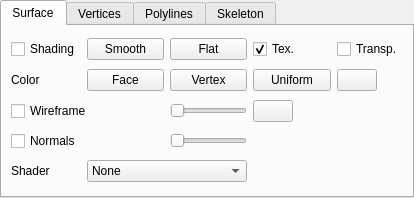
stefanonuvoli/nuvolib, file nvl/viewer/widgets/model_drawer_widget.ui: the form before one commit.
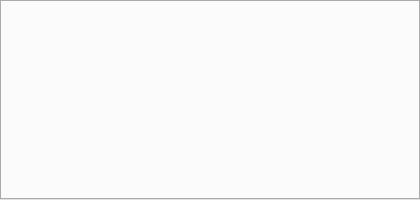
The form after the commit. Custom widgets are drawn as their Qt base class.

Commit message: Meshes substantially changed with optional components, new drawers, various fixes, some samples

Diff of the .ui file:
```diff
--- a/nvl/viewer/widgets/model_drawer_widget.ui
+++ b/nvl/viewer/widgets/model_drawer_widget.ui
@@ -6,8 +6,8 @@
    <rect>
     <x>0</x>
     <y>0</y>
-    <width>414</width>
-    <height>198</height>
+    <width>420</width>
+    <height>200</height>
    </rect>
   </property>
   <property name="sizePolicy">
@@ -22,358 +22,7 @@
   <property name="currentIndex">
    <number>0</number>
   </property>
-  <widget class="QWidget" name="faceTab">
-   <attribute name="title">
-    <string>Surface</string>
-   </attribute>
-   <layout class="QGridLayout" name="gridLayout_2">
-    <item row="3" column="4">
-     <widget class="nvl::ColorPickerButton" name="faceColorUniformColorButton">
-      <property name="sizePolicy">
-       <sizepolicy hsizetype="Fixed" vsizetype="Fixed">
-        <horstretch>0</horstretch>
-        <verstretch>0</verstretch>
-       </sizepolicy>
-      </property>
-      <property name="text">
-       <string/>
-      </property>
-      <property name="checkable">
-       <bool>false</bool>
-      </property>
-     </widget>
-    </item>
-    <item row="0" column="0">
-     <widget class="QCheckBox" name="faceVisibleCheckBox">
-      <property name="text">
-       <string>Shading</string>
-      </property>
-     </widget>
-    </item>
-    <item row="0" column="2">
-     <widget class="QPushButton" name="faceShadingFlatButton">
-      <property name="text">
-       <string>Flat</string>
-      </property>
-      <property name="checkable">
-       <bool>true</bool>
-      </property>
-     </widget>
-    </item>
-    <item row="3" column="3">
-     <widget class="QPushButton" name="faceColorUniformButton">
-      <property name="text">
-       <string>Uniform</string>
-      </property>
-      <property name="checkable">
-       <bool>true</bool>
-      </property>
-     </widget>
-    </item>
-    <item row="3" column="2">
-     <widget class="QPushButton" name="faceColorVertexButton">
-      <property name="text">
-       <string>Vertex</string>
-      </property>
-      <property name="checkable">
-       <bool>true</bool>
-      </property>
-     </widget>
-    </item>
-    <item row="5" column="3">
-     <widget class="nvl::ColorPickerButton" name="faceWireframeColorButton">
-      <property name="sizePolicy">
-       <sizepolicy hsizetype="Fixed" vsizetype="Fixed">
-        <horstretch>0</horstretch>
-        <verstretch>0</verstretch>
-       </sizepolicy>
-      </property>
-      <property name="text">
-       <string/>
-      </property>
-      <property name="checkable">
-       <bool>false</bool>
-      </property>
-     </widget>
-    </item>
-    <item row="3" column="1">
-     <widget class="QPushButton" name="faceColorFaceButton">
-      <property name="text">
-       <string>Face</string>
-      </property>
-      <property name="checkable">
-       <bool>true</bool>
-      </property>
-     </widget>
-    </item>
-    <item row="7" column="0" colspan="2">
-     <widget class="QCheckBox" name="faceNormalsCheckBox">
-      <property name="text">
-       <string>Normals</string>
-      </property>
-     </widget>
-    </item>
-    <item row="3" column="0">
-     <widget class="QLabel" name="faceColorLabel">
-      <property name="text">
-       <string>Color</string>
-      </property>
-     </widget>
-    </item>
-    <item row="8" column="1" colspan="2">
-     <widget class="QComboBox" name="faceShaderComboBox">
-      <item>
-       <property name="text">
-        <string>None</string>
-       </property>
-      </item>
-      <item>
-       <property name="text">
-        <string>Ramp</string>
-       </property>
-      </item>
-      <item>
-       <property name="text">
-        <string>Contour</string>
-       </property>
-      </item>
-     </widget>
-    </item>
-    <item row="5" column="2">
-     <widget class="QSlider" name="faceWireframeSlider">
-      <property name="minimum">
-       <number>1</number>
-      </property>
-      <property name="maximum">
-       <number>10</number>
-      </property>
-      <property name="orientation">
-       <enum>Qt::Horizontal</enum>
-      </property>
-     </widget>
-    </item>
-    <item row="8" column="0">
-     <widget class="QLabel" name="faceShaderLabel">
-      <property name="text">
-       <string>Shader</string>
-      </property>
-     </widget>
-    </item>
-    <item row="7" column="2">
-     <widget class="QSlider" name="faceNormalsSlider">
-      <property name="minimum">
-       <number>1</number>
-      </property>
-      <property name="maximum">
-       <number>20</number>
-      </property>
-      <property name="orientation">
-       <enum>Qt::Horizontal</enum>
-      </property>
-     </widget>
-    </item>
-    <item row="0" column="1">
-     <widget class="QPushButton" name="faceShadingSmoothButton">
-      <property name="text">
-       <string>Smooth</string>
-      </property>
-      <property name="checkable">
-       <bool>true</bool>
-      </property>
-      <property name="checked">
-       <bool>false</bool>
-      </property>
-      <property name="autoDefault">
-       <bool>false</bool>
-      </property>
-      <property name="default">
-       <bool>false</bool>
-      </property>
-      <property name="flat">
-       <bool>false</bool>
-      </property>
-     </widget>
-    </item>
-    <item row="5" column="0" colspan="2">
-     <widget class="QCheckBox" name="faceWireframeCheckBox">
-      <property name="text">
-       <string>Wireframe</string>
-      </property>
-     </widget>
-    </item>
-    <item row="0" column="3">
-     <widget class="QCheckBox" name="faceTextureVisibleCheckBox">
-      <property name="text">
-       <string>Tex.</string>
-      </property>
-      <property name="checked">
-       <bool>true</bool>
-      </property>
-     </widget>
-    </item>
-    <item row="0" column="4">
-     <widget class="QCheckBox" name="faceTransparencyCheckBox">
-      <property name="text">
-       <string>Transp.</string>
-      </property>
-     </widget>
-    </item>
-   </layout>
-  </widget>
-  <widget class="QWidget" name="vertexTab">
-   <attribute name="title">
-    <string>Vertices</string>
-   </attribute>
-  </widget>
-  <widget class="QWidget" name="polylineTab">
-   <attribute name="title">
-    <string>Polylines</string>
-   </attribute>
-  </widget>
-  <widget class="QWidget" name="skeletonTab">
-   <attribute name="title">
-    <string>Skeleton</string>
-   </attribute>
-   <layout class="QGridLayout" name="gridLayout">
-    <item row="5" column="1">
-     <widget class="nvl::ColorPickerButton" name="skeletonBoneColorButton">
-      <property name="sizePolicy">
-       <sizepolicy hsizetype="Fixed" vsizetype="Fixed">
-        <horstretch>0</horstretch>
-        <verstretch>0</verstretch>
-       </sizepolicy>
-      </property>
-      <property name="text">
-       <string/>
-      </property>
-      <property name="checkable">
-       <bool>false</bool>
-      </property>
-     </widget>
-    </item>
-    <item row="1" column="2">
-     <widget class="QLabel" name="skeletonRootColorLabel">
-      <property name="text">
-       <string>Root</string>
-      </property>
-     </widget>
-    </item>
-    <item row="5" column="0">
-     <widget class="QCheckBox" name="skeletonBoneVisibleCheckBox">
-      <property name="text">
-       <string>Bones</string>
-      </property>
-     </widget>
-    </item>
-    <item row="5" column="10">
-     <widget class="QSlider" name="skeletonBoneSlider">
-      <property name="minimum">
-       <number>1</number>
-      </property>
-      <property name="maximum">
-       <number>20</number>
-      </property>
-      <property name="value">
-       <number>1</number>
-      </property>
-      <property name="orientation">
-       <enum>Qt::Horizontal</enum>
-      </property>
-     </widget>
-    </item>
-    <item row="1" column="1">
-     <widget class="nvl::ColorPickerButton" name="skeletonJointColorButton">
-      <property name="sizePolicy">
-       <sizepolicy hsizetype="Fixed" vsizetype="Fixed">
-        <horstretch>0</horstretch>
-        <verstretch>0</verstretch>
-       </sizepolicy>
-      </property>
-      <property name="text">
-       <string/>
-      </property>
-      <property name="checkable">
-       <bool>false</bool>
-      </property>
-     </widget>
-    </item>
-    <item row="1" column="10">
-     <widget class="QSlider" name="skeletonJointSlider">
-      <property name="minimum">
-       <number>1</number>
-      </property>
-      <property name="maximum">
-       <number>20</number>
-      </property>
-      <property name="value">
-       <number>1</number>
-      </property>
-      <property name="orientation">
-       <enum>Qt::Horizontal</enum>
-      </property>
-     </widget>
-    </item>
-    <item row="6" column="1">
-     <spacer name="verticalSpacer">
-      <property name="orientation">
-       <enum>Qt::Vertical</enum>
-      </property>
-      <property name="sizeHint" stdset="0">
-       <size>
-        <width>20</width>
-        <height>40</height>
-       </size>
-      </property>
-     </spacer>
-    </item>
-    <item row="1" column="0">
-     <widget class="QCheckBox" name="skeletonJointVisibleCheckBox">
-      <property name="text">
-       <string>Joints</string>
-      </property>
-     </widget>
-    </item>
-    <item row="1" column="3">
-     <widget class="nvl::ColorPickerButton" name="skeletonRootColorButton">
-      <property name="sizePolicy">
-       <sizepolicy hsizetype="Fixed" vsizetype="Fixed">
-        <horstretch>0</horstretch>
-        <verstretch>0</verstretch>
-       </sizepolicy>
-      </property>
-      <property name="text">
-       <string/>
-      </property>
-      <property name="checkable">
-       <bool>false</bool>
-      </property>
-     </widget>
-    </item>
-    <item row="0" column="0">
-     <widget class="QCheckBox" name="skeletonVisibleCheckBox">
-      <property name="text">
-       <string>Visible</string>
-      </property>
-     </widget>
-    </item>
-    <item row="0" column="10">
-     <widget class="QCheckBox" name="skeletonTransparencyCheckBox">
-      <property name="text">
-       <string>Transparency</string>
-      </property>
-     </widget>
-    </item>
-   </layout>
-  </widget>
  </widget>
- <customwidgets>
-  <customwidget>
-   <class>nvl::ColorPickerButton</class>
-   <extends>QPushButton</extends>
-   <header>nvl/viewer/widgets/colorpicker_button.h</header>
-   <container>1</container>
-  </customwidget>
- </customwidgets>
  <resources/>
  <connections/>
 </ui>
```
Left out of the diff: 2 changed lines with no effect on the pictures. The commit also changes 178 other files.
